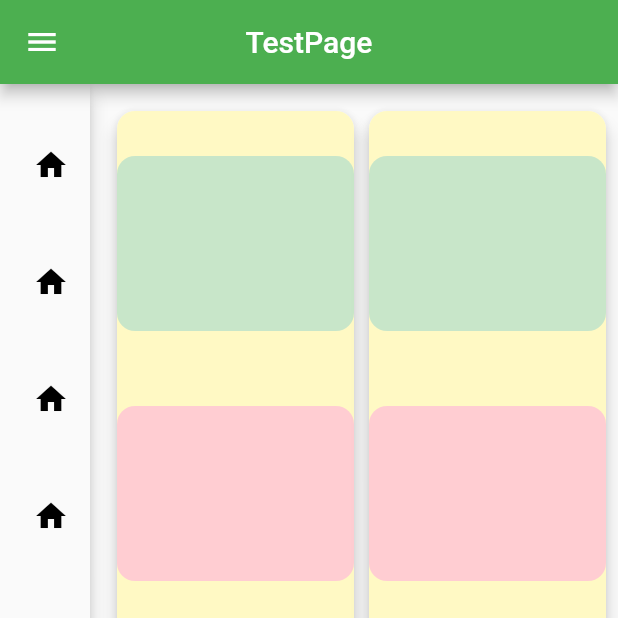
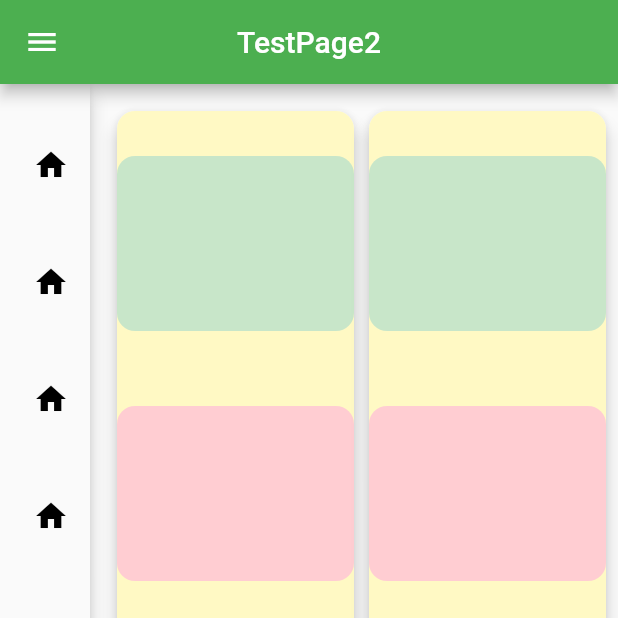
Before and after one commit to viniciusSST/widgets_example, a Flutter app: the screen it shows after launch, item 3 of the bottom bar chosen, on a phone screen of 412 x 824 dp, the top half of it. Run offline on Flutter 3.47's test engine with Material 2 defaults, Android fonts, the phone set to English and light mode, and no system bars.

Commit message:
First Commit

```diff
--- a/lib/presentation/theme_animation/theme_animation_page_copy.dart
+++ b/lib/presentation/theme_animation/theme_animation_page_copy.dart
@@ -19,7 +19,7 @@ class _ThemeAnimationPageCopyState extends State<ThemeAnimationPageCopy> {
       return Scaffold(
         appBar: AppBar(
           backgroundColor: Colors.green,
-          title: const Text("TestPage"),
+          title: const Text("TestPage2"),
           centerTitle: true,
           leading: IconButton(
             icon: const Icon(Icons.menu),
```
